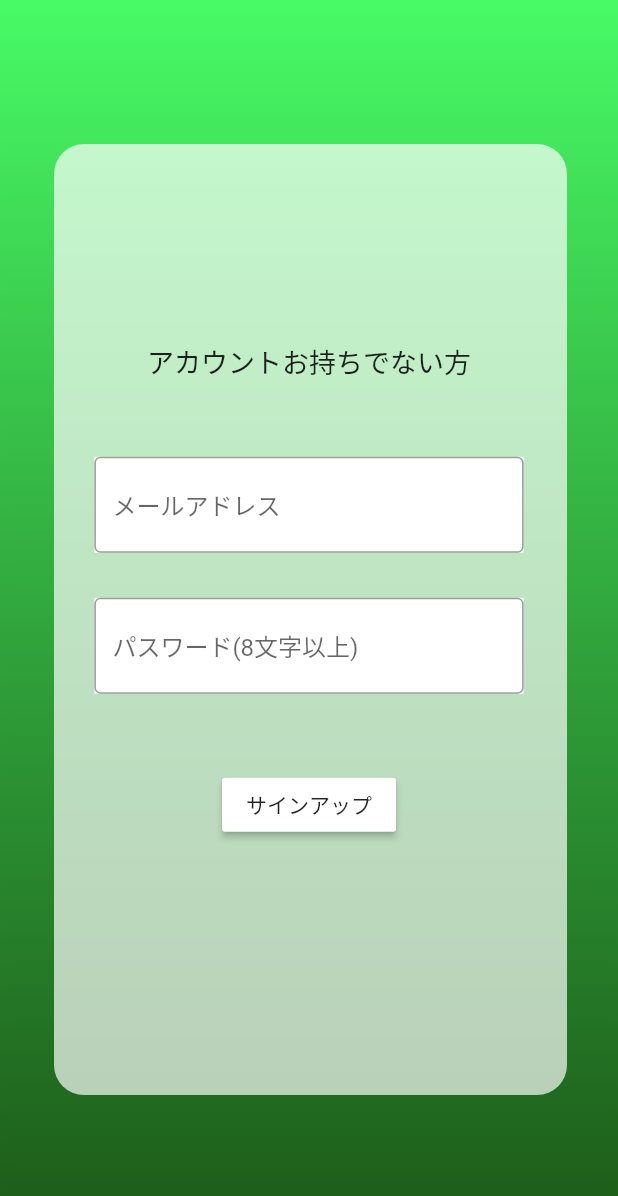
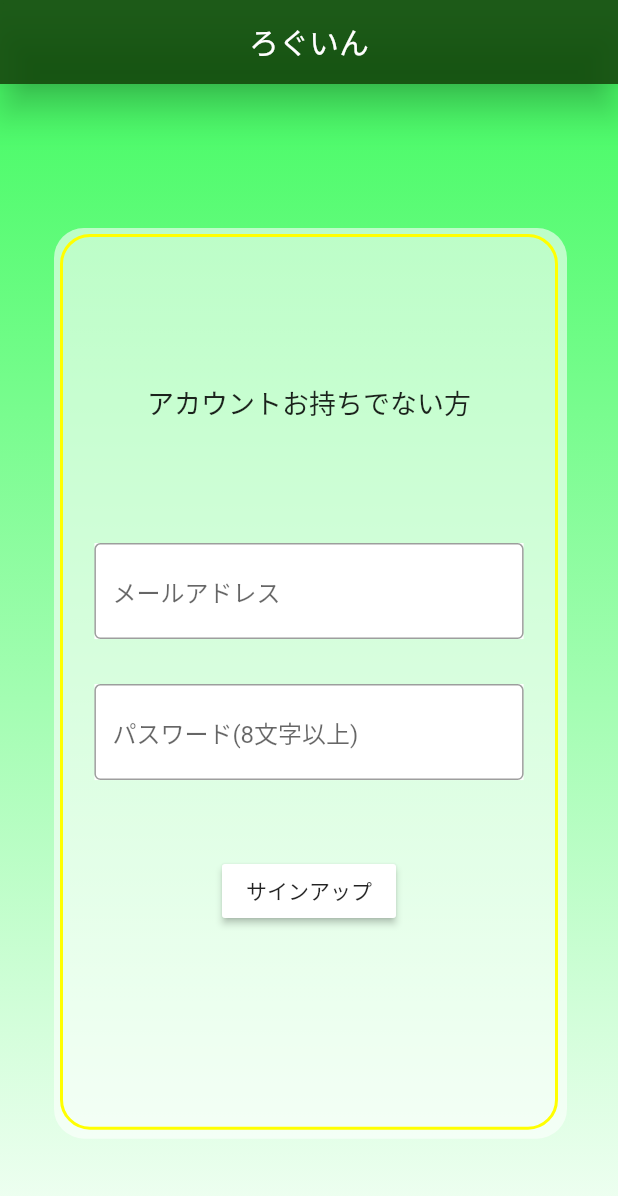
Before and after one commit to Tomohiro629/blow_shot, a Flutter app: the SignUpPage screen opened directly, on a phone screen of 412 x 824 dp. Shown: the top 1196 px of the screen. Run offline on Flutter 3.47's test engine with Material 2 defaults, Android fonts, the phone set to English and light mode, and no system bars; our stand-ins replace cloud_firestore, firebase_auth, firebase_core, firebase_storage, flutter_riverpod, flutter_screenutil and 4 more; missing offline and left inert: flutterfire_ui; accounts and stored records are empty; network calls fail; Roboto replaces fonts that are missing (YujiBoku-Regular).

Commit message:
BaseAppbar追加

```diff
--- a/lib/app/blow_shot_page/blow_shot_page.dart
+++ b/lib/app/blow_shot_page/blow_shot_page.dart
@@ -1,9 +1,10 @@
-import 'package:blow_shot/app/blow_shot_page/widgets/blow_shot_button.dart';
-import 'package:blow_shot/app/blow_shot_page/widgets/blow_shot_image.dart';
 import 'package:flutter/material.dart';
 
 import '../components/app_colors.dart';
+import '../components/base_app_bar.dart';
 import '../components/page_back_ground.dart';
+import 'widgets/blow_shot_button.dart';
+import 'widgets/blow_shot_image.dart';
 
 class BlowShotPage extends StatelessWidget {
   const BlowShotPage({super.key});
@@ -13,6 +14,11 @@ class BlowShotPage extends StatelessWidget {
     BuildContext context,
   ) {
     return Scaffold(
+      appBar: const BaseAppBar(
+        title: Text("きょうのいちまい"),
+        color: Colors.indigo,
+        widgets: [],
+      ),
       body: PageBackGround(
         colors: const [AppColors.accent, AppColors.secondary],
         page: Stack(
--- /dev/null
+++ b/lib/app/components/base_app_bar.dart
@@ -0,0 +1,27 @@
+import 'package:flutter/material.dart';
+
+class BaseAppBar extends StatelessWidget implements PreferredSizeWidget {
+  const BaseAppBar(
+      {super.key,
+      required this.title,
+      required this.widgets,
+      required this.color});
+  final Text title;
+  final List<Widget> widgets;
+  final Color color;
+  @override
+  Widget build(
+    BuildContext context,
+  ) {
+    return AppBar(
+      title: title,
+      actions: widgets,
+      centerTitle: true,
+      backgroundColor: color,
+      elevation: 10,
+    );
+  }
+
+  @override
+  Size get preferredSize => const Size.fromHeight(kToolbarHeight);
+}
--- a/lib/app/components/input_form.dart
+++ b/lib/app/components/input_form.dart
@@ -1,7 +1,8 @@
-import 'package:blow_shot/app/components/app_colors.dart';
 import 'package:flutter/material.dart';
 import 'package:flutter_screenutil/flutter_screenutil.dart';
 import 'package:gap/gap.dart';
+
+import 'app_colors.dart';
 
 class InputForm extends StatelessWidget {
   const InputForm(
@@ -28,18 +29,18 @@ class InputForm extends StatelessWidget {
           padding:
               const EdgeInsets.symmetric(vertical: 100.0, horizontal: 20.0),
           child: Container(
-            decoration: const BoxDecoration(
-              boxShadow: [
+            height: 500.h,
+            decoration: BoxDecoration(
+              border: Border.all(width: 2, color: AppColors.primary),
+              boxShadow: const [
                 BoxShadow(
-                    color: Color.fromARGB(175, 255, 255, 255),
+                    color: Color.fromARGB(150, 255, 255, 255),
                     spreadRadius: 5,
                     offset: Offset(1, 1))
               ],
-              borderRadius: BorderRadius.all(Radius.circular(20)),
+              borderRadius: const BorderRadius.all(Radius.circular(20)),
             ),
-          ),
-        ),
-        Center(
+            child: Center(
               child: Column(
                 mainAxisAlignment: MainAxisAlignment.center,
                 children: [
@@ -47,7 +48,7 @@ class InputForm extends StatelessWidget {
                     explanation,
                     style: const TextStyle(fontSize: 18),
                   ),
-              const Gap(50),
+                  const Gap(80),
                   Container(
                     color: Colors.white,
                     width: 250.w,
@@ -66,7 +67,8 @@ class InputForm extends StatelessWidget {
                       controller: passwordController,
                       keyboardType: TextInputType.visiblePassword,
                       decoration: const InputDecoration(
-                      border: OutlineInputBorder(), hintText: "パスワード(8文字以上)"),
+                          border: OutlineInputBorder(),
+                          hintText: "パスワード(8文字以上)"),
                     ),
                   ),
                   const Gap(50),
@@ -85,6 +87,8 @@ class InputForm extends StatelessWidget {
                 ],
               ),
             ),
+          ),
+        ),
       ],
     );
   }
--- a/lib/app/sign_up_page/sign_up_page.dart
+++ b/lib/app/sign_up_page/sign_up_page.dart
@@ -1,3 +1,5 @@
+import 'package:blow_shot/app/components/app_colors.dart';
+import 'package:blow_shot/app/components/base_app_bar.dart';
 import 'package:flutter/material.dart';
 import 'package:flutter_riverpod/flutter_riverpod.dart';
 
@@ -13,11 +15,16 @@ class SignUpPage extends ConsumerWidget {
     final email = TextEditingController();
     final password = TextEditingController();
     return Scaffold(
+      appBar: const BaseAppBar(
+        title: Text("ろぐいん"),
+        color: Color.fromARGB(230, 6, 74, 1),
+        widgets: [],
+      ),
       body: SingleChildScrollView(
           child: PageBackGround(
               colors: const [
             Color.fromARGB(255, 72, 251, 102),
-            Color.fromARGB(230, 6, 74, 1)
+            AppColors.secondary
           ],
               page: InputForm(
                 emailController: email,
```
Also changed, not shown: lib/app/albums_page/albums_page.dart (+28 -7 lines), lib/app/month_photos_page/month_photos_page.dart (+18 -3 lines), lib/app/sign_in_page/sign_in_page.dart (+8 -1 lines). Lines whose indentation alone changed are shown as unchanged.
